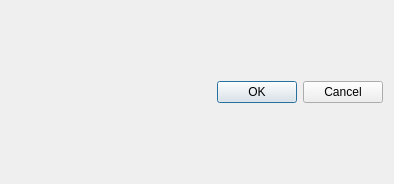
First picture: the form in mscore/mscore/stafftext.ui, repository musescore/musescore-old, before the edit.
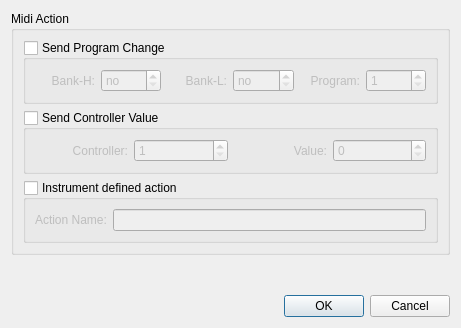
Second picture: the form after the edit.

```diff
--- a/mscore/mscore/stafftext.ui
+++ b/mscore/mscore/stafftext.ui
@@ -5,15 +5,210 @@
    <rect>
     <x>0</x>
     <y>0</y>
-    <width>394</width>
-    <height>184</height>
+    <width>461</width>
+    <height>328</height>
    </rect>
   </property>
   <property name="windowTitle" >
    <string>MuseScore: Staff Text Properties</string>
   </property>
-  <layout class="QGridLayout" >
-   <item row="3" column="0" colspan="3" >
+  <layout class="QVBoxLayout" >
+   <item>
+    <widget class="QGroupBox" name="groupBox_2" >
+     <property name="title" >
+      <string>Midi Action</string>
+     </property>
+     <layout class="QVBoxLayout" >
+      <item>
+       <widget class="QGroupBox" name="sendProgramChange" >
+        <property name="title" >
+         <string>Send Program Change</string>
+        </property>
+        <property name="flat" >
+         <bool>true</bool>
+        </property>
+        <property name="checkable" >
+         <bool>true</bool>
+        </property>
+        <property name="checked" >
+         <bool>false</bool>
+        </property>
+        <layout class="QHBoxLayout" >
+         <item>
+          <widget class="QLabel" name="label" >
+           <property name="text" >
+            <string>Bank-H:</string>
+           </property>
+           <property name="alignment" >
+            <set>Qt::AlignRight|Qt::AlignTrailing|Qt::AlignVCenter</set>
+           </property>
+          </widget>
+         </item>
+         <item>
+          <widget class="QSpinBox" name="midiBankSelectH" >
+           <property name="specialValueText" >
+            <string>no</string>
+           </property>
+           <property name="minimum" >
+            <number>0</number>
+           </property>
+           <property name="maximum" >
+            <number>128</number>
+           </property>
+           <property name="value" >
+            <number>0</number>
+           </property>
+          </widget>
+         </item>
+         <item>
+          <widget class="QLabel" name="label_2" >
+           <property name="text" >
+            <string>Bank-L:</string>
+           </property>
+           <property name="alignment" >
+            <set>Qt::AlignRight|Qt::AlignTrailing|Qt::AlignVCenter</set>
+           </property>
+          </widget>
+         </item>
+         <item>
+          <widget class="QSpinBox" name="midiBankSelectL" >
+           <property name="specialValueText" >
+            <string>no</string>
+           </property>
+           <property name="minimum" >
+            <number>0</number>
+           </property>
+           <property name="maximum" >
+            <number>128</number>
+           </property>
+           <property name="value" >
+            <number>0</number>
+           </property>
+          </widget>
+         </item>
+         <item>
+          <widget class="QLabel" name="label_3" >
+           <property name="text" >
+            <string>Program:</string>
+           </property>
+           <property name="alignment" >
+            <set>Qt::AlignRight|Qt::AlignTrailing|Qt::AlignVCenter</set>
+           </property>
+          </widget>
+         </item>
+         <item>
+          <widget class="QSpinBox" name="midiProgram" >
+           <property name="minimum" >
+            <number>1</number>
+           </property>
+           <property name="maximum" >
+            <number>128</number>
+           </property>
+          </widget>
+         </item>
+        </layout>
+       </widget>
+      </item>
+      <item>
+       <widget class="QGroupBox" name="sendControllerValue" >
+        <property name="title" >
+         <string>Send Controller Value</string>
+        </property>
+        <property name="flat" >
+         <bool>true</bool>
+        </property>
+        <property name="checkable" >
+         <bool>true</bool>
+        </property>
+        <property name="checked" >
+         <bool>false</bool>
+        </property>
+        <layout class="QHBoxLayout" >
+         <item>
+          <widget class="QLabel" name="label_5" >
+           <property name="text" >
+            <string>Controller:</string>
+           </property>
+           <property name="alignment" >
+            <set>Qt::AlignRight|Qt::AlignTrailing|Qt::AlignVCenter</set>
+           </property>
+          </widget>
+         </item>
+         <item>
+          <widget class="QSpinBox" name="midiController" >
+           <property name="minimum" >
+            <number>1</number>
+           </property>
+           <property name="maximum" >
+            <number>128</number>
+           </property>
+          </widget>
+         </item>
+         <item>
+          <widget class="QLabel" name="label_6" >
+           <property name="text" >
+            <string>Value:</string>
+           </property>
+           <property name="alignment" >
+            <set>Qt::AlignRight|Qt::AlignTrailing|Qt::AlignVCenter</set>
+           </property>
+          </widget>
+         </item>
+         <item>
+          <widget class="QSpinBox" name="midiControllerValue" >
+           <property name="maximum" >
+            <number>127</number>
+           </property>
+          </widget>
+         </item>
+        </layout>
+       </widget>
+      </item>
+      <item>
+       <widget class="QGroupBox" name="instrumentDefinedAction" >
+        <property name="title" >
+         <string>Instrument defined action</string>
+        </property>
+        <property name="flat" >
+         <bool>true</bool>
+        </property>
+        <property name="checkable" >
+         <bool>true</bool>
+        </property>
+        <property name="checked" >
+         <bool>false</bool>
+        </property>
+        <layout class="QHBoxLayout" >
+         <item>
+          <widget class="QLabel" name="label_4" >
+           <property name="text" >
+            <string>Action Name:</string>
+           </property>
+          </widget>
+         </item>
+         <item>
+          <widget class="QLineEdit" name="midiActionName" />
+         </item>
+        </layout>
+       </widget>
+      </item>
+     </layout>
+    </widget>
+   </item>
+   <item>
+    <spacer>
+     <property name="orientation" >
+      <enum>Qt::Vertical</enum>
+     </property>
+     <property name="sizeHint" >
+      <size>
+       <width>20</width>
+       <height>40</height>
+      </size>
+     </property>
+    </spacer>
+   </item>
+   <item>
     <widget class="QDialogButtonBox" name="buttonBox" >
      <property name="orientation" >
       <enum>Qt::Horizontal</enum>
```
